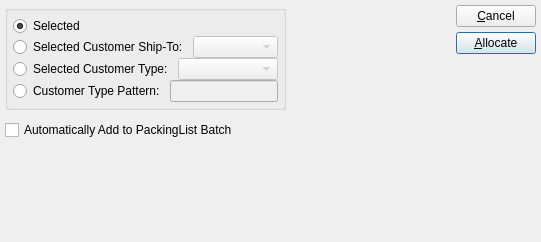
Old version of the form xtuple/trunk/guiclient/allocateReservations.ui in the repository WooodHead/xtuple.
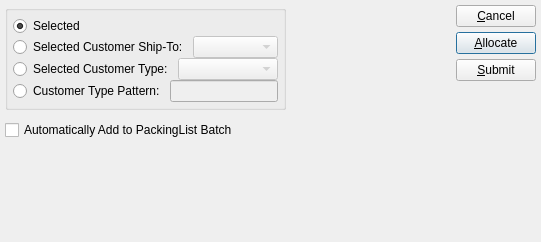
New version of the form. Custom widgets are drawn as their Qt base class.

Commit message: Added code to submit allocate reservation to BatchManager. Issue # 6118.

What changed in the file:
```diff
--- a/xtuple/trunk/guiclient/allocateReservations.ui
+++ b/xtuple/trunk/guiclient/allocateReservations.ui
@@ -329,6 +329,13 @@
            </property>
           </widget>
          </item>
+         <item>
+          <widget class="QPushButton" name="_submit" >
+           <property name="text" >
+            <string>&amp;Submit</string>
+           </property>
+          </widget>
+         </item>
         </layout>
        </item>
        <item>
```
Left out of the diff: 1 changed line with no effect on the pictures. The commit also changes 2 other files.
